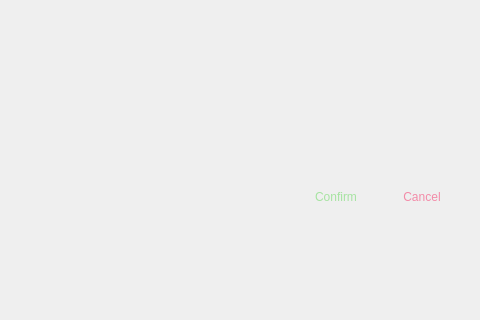
First picture: the form in src/designer/main_window.ui, repository Uyanide/Wallpaper_Carousel, before the edit; both pictures show x 270 to 750 and y 180 to 500 of the 750 by 500 pixel window.
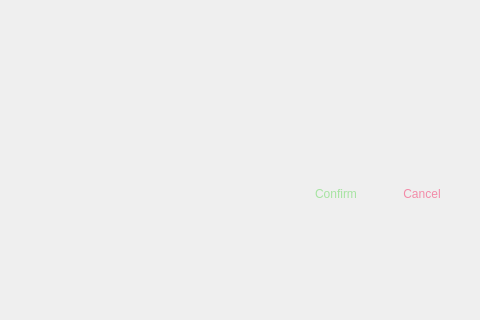
Second picture: the form after the edit.

The edit to the form file:
```diff
--- a/src/designer/main_window.ui
+++ b/src/designer/main_window.ui
@@ -47,7 +47,7 @@
       <property name="sizeHint" stdset="0">
        <size>
         <width>20</width>
-        <height>20</height>
+        <height>10</height>
        </size>
       </property>
      </spacer>
```
